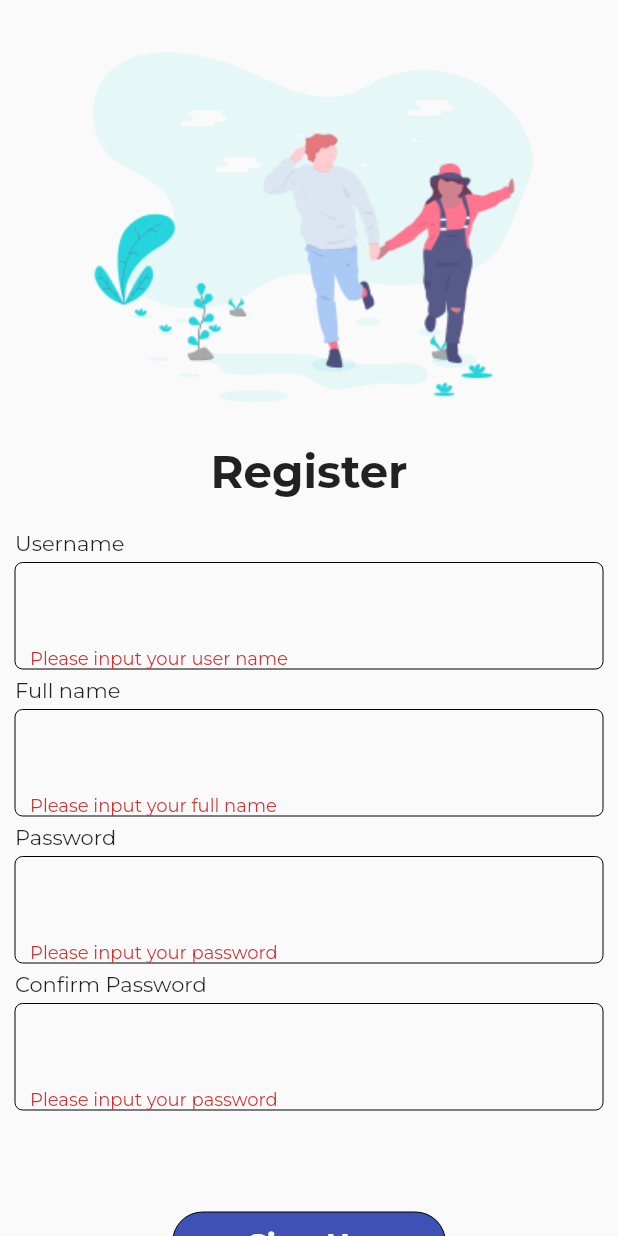
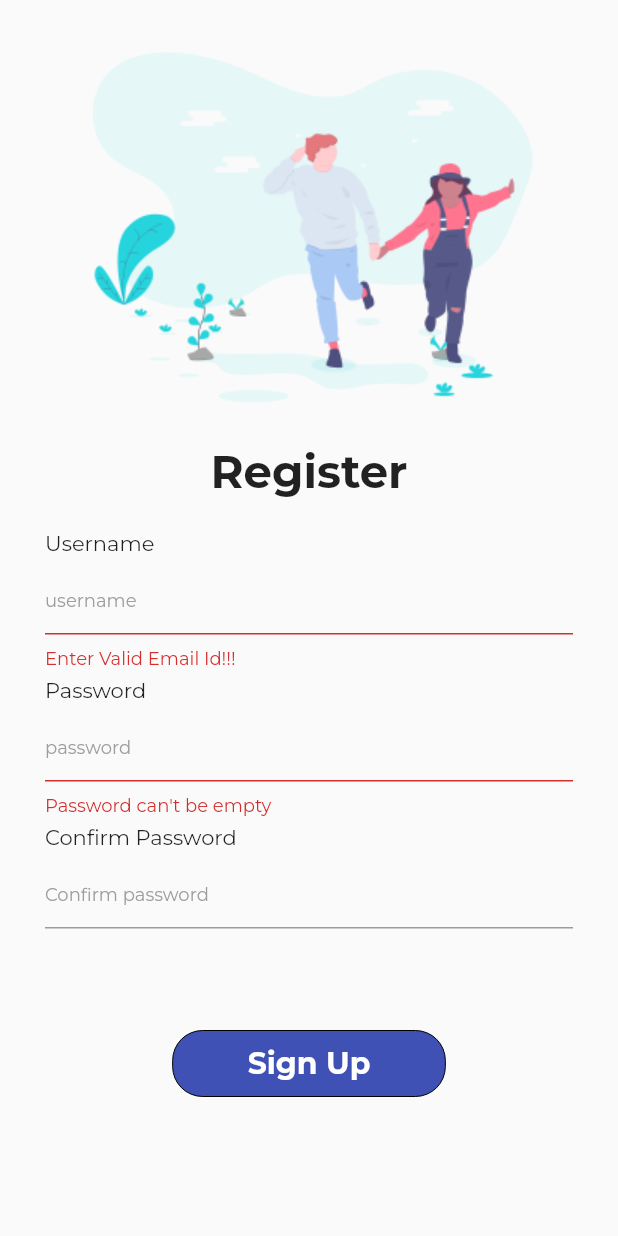
Before and after one commit to TungLam111/flutter_vietnam_app, a Flutter app: the SignUpScreen screen opened directly, after a tap on "Sign Up", on a phone screen of 412 x 824 dp. Run offline on Flutter 3.47's test engine with Material 2 defaults, Android fonts, the phone set to English and light mode, and no system bars; our stand-ins replace cached_network_image, file_picker, firebase_auth, flutter_screenutil, flutter_svg, get_it and 9 more; missing offline and left inert: dcache, edge_alert, http_retry, multi_image_picker, pigment; accounts and stored records are empty; network calls fail.

Commit message:
add auth firebase (done)

```diff
--- a/lib/pages/auth/signup_screen.dart
+++ b/lib/pages/auth/signup_screen.dart
@@ -4,19 +4,16 @@ import 'package:flutter_vietnam_app/services/locator.dart';
 import 'package:flutter_vietnam_app/services/service.dart';
 import 'package:flutter_vietnam_app/services/validate_service.dart';
 import 'package:flutter_vietnam_app/services/web_httpie/httpie_implement.dart';
+import 'package:firebase_auth/firebase_auth.dart';
+import 'package:flutter/services.dart';
 
-class AnotherUser{
-  String userName;
-  String name;
-  String passWord;
-
-}
 class SignUpScreen extends StatefulWidget {
   @override
   _SignUpScreenState createState() => _SignUpScreenState();
 }
+
 class _SignUpScreenState extends State<SignUpScreen> {
-  final _formKey=GlobalKey<FormState>();
+  final _formKey = GlobalKey<FormState>();
   bool _isSelected = false;
   FocusNode _passwordFocusNode;
 
@@ -24,10 +21,17 @@ class _SignUpScreenState extends State<SignUpScreen> {
   bool _passwordIsVisible;
   String _loginFeedback;
   bool _loginInProgress;
-  AnotherUser usr=AnotherUser();
 
   ValidationService _validationService;
   final ServiceMain _userService = serviceLocator<ServiceMain>();
+
+  TextEditingController _usernameController;
+  TextEditingController _passwordController;
+  TextEditingController _passwordConfirmController;
+
+  final FirebaseAuth auth = FirebaseAuth.instance;
+  String errorMessage = '';
+  String successMessage = '';
 
   void _radio() {
     setState(() {
@@ -36,109 +40,105 @@ class _SignUpScreenState extends State<SignUpScreen> {
   }
 
   @override
-  void initState(){
+  void initState() {
     super.initState();
     _passwordFocusNode = FocusNode();
     _loginInProgress = false;
     _isSubmitted = false;
     _passwordIsVisible = false;
+
+    _usernameController = TextEditingController();
+    _passwordController = TextEditingController();
+    _passwordConfirmController = TextEditingController();
+
+    _usernameController.addListener(_validateForm);
+    _passwordController.addListener(_validateForm);
+    _passwordConfirmController.addListener(_validateForm);
   }
+
   @override
   Widget build(BuildContext context) {
+    _validationService = new ValidationService();
     return Scaffold(
-      body:SingleChildScrollView(
-          child:Column(
-            children:[
+      body: SingleChildScrollView(
+          child: Column(children: [
         Container(
-            padding: const EdgeInsets.all(10),
+          padding: const EdgeInsets.symmetric(vertical: 10, horizontal: 30),
           child: Form(
-              key:_formKey,
+            key: _formKey,
             child: SafeArea(
-                child:  Column(
+              child: Column(
                 crossAxisAlignment: CrossAxisAlignment.start,
                 mainAxisAlignment: MainAxisAlignment.center,
                 children: [
-                      SizedBox(height: 10,),
+                  SizedBox(
+                    height: 10,
+                  ),
                   Align(
                       alignment: Alignment.center,
                       child: Image.asset("assets/images/image_01.png")),
                   Align(
                     alignment: Alignment.center,
-                        child: Text('Register',style: TextStyle(
+                    child: Text(
+                      'Register',
+                      style: TextStyle(
                         fontSize: 30,
                         fontWeight: FontWeight.bold,
-                        ),),
                       ),
-                      SizedBox(height: 20,),
+                    ),
+                  ),
+                  SizedBox(
+                    height: 20,
+                  ),
                   Text('Username'),
-                      SizedBox(height: 5,),
-                      AnotherTextField(
-                        validator: (value){
-                          if(value.isEmpty)
-                            return "Please input your user name";
-                          else{
-                            print(value);
-                            setState(() {
-                              usr.userName=value;
-                            });}
-                            return null;
-                        },
+                  SizedBox(
+                    height: 5,
                   ),
-                      SizedBox(height: 5,),
-                      Text('Full name'),
-                      SizedBox(height: 5,),
-                      AnotherTextField(
-                        validator:(value){
-                          if(value.isEmpty)
-                              return "Please input your full name";
-                          else{
-                              print(value);
-                              setState(() {
-                                usr.name=value;
-                              });}
-                            return null;
-                        },
+                  TextFormField(
+                    validator: _validateUsername,
+                    controller: _usernameController,
+                    decoration: InputDecoration(
+                        hintText: "username",
+                        hintStyle:
+                            TextStyle(color: Colors.grey, fontSize: 12.0)),
                   ),
-                      SizedBox(height: 5,),
+
+                  SizedBox(
+                    height: 5,
+                  ),
                   Text('Password'),
-                      SizedBox(height: 5,),
-                      AnotherTextField(
-                        validator: (value){
-                          if(value.isEmpty)
-                            return "Please input your password";
-                          else{
-                            print(value);
-                            setState(() {
-                                usr.passWord=value;
-                              });}
-                            return null;
-                        },
-                        obscureText: true,
+                  SizedBox(
+                    height: 5,
                   ),
-                      SizedBox(height: 5,),
+                  TextFormField(
+                    validator: _validatePassword,
+                    controller: _passwordController,
+                    decoration: InputDecoration(
+                        hintText: "password",
+                        hintStyle:
+                            TextStyle(color: Colors.grey, fontSize: 12.0)),
+                  ),
+
+                  //
+
+                  SizedBox(
+                    height: 5,
+                  ),
                   Text('Confirm Password'),
-                      SizedBox(height: 5,),
-                      AnotherTextField(
-                        validator: (value){
-                          if(value.isEmpty)
-                            return "Please input your password";
-                          else if(value.length<8)
-                            return "Password must be more than 8 characters";
-                          else if(usr.passWord!=value)
-                            return "Password not match! Please try again";
-                          else{
-                            print(value);
-                            setState(() {
-                                usr.passWord=value;
-                              });}
-                            return null;
-                        },
-                        obscureText: true,
+                  SizedBox(
+                    height: 5,
                   ),
+                  TextFormField(
+                    validator: _validateConfirmPassword,
+                    controller: _passwordConfirmController,
+                    decoration: InputDecoration(
+                        hintText: "Confirm password",
+                        hintStyle:
+                            TextStyle(color: Colors.grey, fontSize: 12.0)),
+                  ),
+
                   SizedBox(height: 50),
-
                 ],
-
               ),
             ),
           ),
@@ -146,7 +146,7 @@ class _SignUpScreenState extends State<SignUpScreen> {
         Align(
           alignment: Alignment.center,
           child: TextButton(
-                          onPressed: (){
+            onPressed: () {
               _submitForm();
             },
             child: Container(
@@ -156,36 +156,99 @@ class _SignUpScreenState extends State<SignUpScreen> {
                   border: Border.all(width: 0),
                   borderRadius: BorderRadius.circular(20),
                 ),
-                            child:Text('Sign Up',style: TextStyle(
+                child: _loginInProgress
+                    ? Center(child: _getLoadingIndicator(Colors.blue))
+                    : Text(
+                        'Sign Up',
+                        style: TextStyle(
                             fontSize: 20,
                             fontWeight: FontWeight.bold,
-                              color: Colors.white
-                            ),)
+                            color: Colors.white),
+                      )),
           ),
-                        ),
-                      )])
-        ),
+        )
+      ])),
     );
+  }
+
+  Future<void> signUp(email, password) async {
+    _setLoginInProgress(true);
+    try {
+      FirebaseUser user = (await auth.createUserWithEmailAndPassword(
+              email: email, password: password))
+          .user;
+      assert(user != null);
+      assert(await user.getIdToken() != null);
+
+      Navigator.pop(context);
+      Navigator.push(
+        context,
+        MaterialPageRoute(builder: (context) => Login()),
+      );
+      //return user;
+    } catch (e) {
+      handleError(e);
+      return null;
+    }
+  }
+
+  handleError(PlatformException error) {
+    print(error);
+    switch (error.code) {
+      case 'ERROR_EMAIL_ALREADY_IN_USE':
+        setState(() {
+          errorMessage = 'Email Id already Exist!!!';
+        });
+        break;
+      default:
+    }
+  }
+
+  String validateEmail(String value) {
+    Pattern pattern =
+        r'^(([^<>()[\]\\.,;:\s@\"]+(\.[^<>()[\]\\.,;:\s@\"]+)*)|(\".+\"))@((\[[0-9]{1,3}\.[0-9]{1,3}\.[0-9]{1,3}\.[0-9]{1,3}\])|(([a-zA-Z\-0-9]+\.)+[a-zA-Z]{2,}))$';
+    RegExp regex = new RegExp(pattern);
+    if (value.isEmpty || !regex.hasMatch(value))
+      return 'Enter Valid Email Id!!!';
+    else
+      return null;
+  }
+
+  String validatePassword(String value) {
+    if (value.trim().isEmpty || value.length < 6 || value.length > 14) {
+      return 'Minimum 6 & Maximum 14 Characters!!!';
+    }
+    return null;
+  }
+
+  String _validateConfirmPassword(String value) {
+    if (!_isSubmitted) return null;
+
+    if (value != _passwordController.text) {
+      return 'Confirm passowrd must be same with passowrd';
+    }
+    return null;
   }
 
   Future<void> _submitForm() async {
     _isSubmitted = true;
     if (_validateForm()) {
-      await _signup(context);
+      //await _signup(context);
+      String _emailId = _usernameController.text;
+      String _password = _passwordController.text;
+      await signUp(_emailId, _password);
     }
   }
 
   Future<void> _signup(BuildContext context) async {
     _setLoginInProgress(true);
-    String username = usr.userName;
-    String password = usr.passWord;
-    String name = usr.name;
+    String username = _usernameController.text;
+    String password = _passwordController.text;
+    String name = "";
     try {
-      print("huhu");
+      print("Start running");
       await _userService.signUpWithCredientials(
-        name: name,
-        username: username,
-        password: password);
+          name: name, username: username, password: password);
       print("kkk");
       Navigator.pop(context);
       Navigator.push(
@@ -193,23 +256,26 @@ class _SignUpScreenState extends State<SignUpScreen> {
         MaterialPageRoute(builder: (context) => Login()),
       );
     } on CredentialsMismatchError {
-      _setLoginFeedback(
-        "auth login credentials mismatch error"
-      );
+      _setLoginFeedback("auth login credentials mismatch error");
     } on HttpieRequestError {
-      _setLoginFeedback(
-          "auth login server error");
+      _setLoginFeedback("auth login server error");
     } on HttpieConnectionRefusedError {
-      _setLoginFeedback(
-         "auth login connection error");
+      _setLoginFeedback("auth login connection error");
     }
     _setLoginInProgress(false);
-
   }
 
   String _validateUsername(String value) {
     if (!_isSubmitted) return null;
-    return _validationService.validateUserUsername(value.trim());
+    // return _validationService.validateUserUsername(value);
+
+    Pattern pattern =
+        r'^(([^<>()[\]\\.,;:\s@\"]+(\.[^<>()[\]\\.,;:\s@\"]+)*)|(\".+\"))@((\[[0-9]{1,3}\.[0-9]{1,3}\.[0-9]{1,3}\.[0-9]{1,3}\])|(([a-zA-Z\-0-9]+\.)+[a-zA-Z]{2,}))$';
+    RegExp regex = new RegExp(pattern);
+    if (value.isEmpty || !regex.hasMatch(value))
+      return 'Enter Valid Email Id!!!';
+    else
+      return null;
   }
 
   String _validatePassword(String value) {
@@ -242,28 +308,13 @@ class _SignUpScreenState extends State<SignUpScreen> {
       _loginInProgress = loginInProgress;
     });
   }
-}
 
-typedef StringCallback=String Function(String value);
-class AnotherTextField extends StatelessWidget {
-  final StringCallback validator;
-  final bool obscureText;
-  AnotherTextField({this.validator,this.obscureText:false});
-  @override
-  Widget build(BuildContext context) {
-    return Container(
-        decoration: BoxDecoration(
-          border: Border.all(width: 0),
-          borderRadius: BorderRadius.circular(5),),
-        child:Container(
-          padding: EdgeInsets.only(left: 10),
-            child: TextFormField(
-              obscureText: obscureText,
-              decoration: InputDecoration(
-                border:InputBorder.none,),
-              style: TextStyle(
-                fontSize: 20),
-                validator:validator))
+  Widget _getLoadingIndicator(Color color) {
+    return SizedBox(
+      height: 15.0,
+      width: 15.0,
+      child: CircularProgressIndicator(
+          strokeWidth: 2.0, valueColor: AlwaysStoppedAnimation<Color>(color)),
     );
   }
 }
--- a/lib/services/location/location_service_impl.dart
+++ b/lib/services/location/location_service_impl.dart
@@ -21,7 +21,7 @@ class LocationApiService implements LocationService {
 
 
   Future<HttpieResponse> getAllLocations() {
-    return this._httpService.post('$apiURL$GET_ALL_LOCATION', appendAuthorizationToken: true);
+    return this._httpService.postJSON('$apiURL$GET_ALL_LOCATION', appendAuthorizationToken: true);
   }
 
   Future<dynamic> getLocal() async {
--- a/lib/services/service_impl.dart
+++ b/lib/services/service_impl.dart
@@ -147,6 +147,7 @@ class Service implements ServiceMain {
 
   Future<List<Location>> getAllLocations() async {
     HttpieResponse response = await _locationService.getAllLocations();
+    print(response.statusCode);
     return LocationList.fromJson(json.decode(response.body)).categories ;
   }
 
```
Also changed, not shown: lib/pages/auth/login_screen.dart (+82 -26 lines), pubspec.yaml (+6 -3 lines), pubspec.lock, 4 other files. Lines whose indentation alone changed are shown as unchanged.
